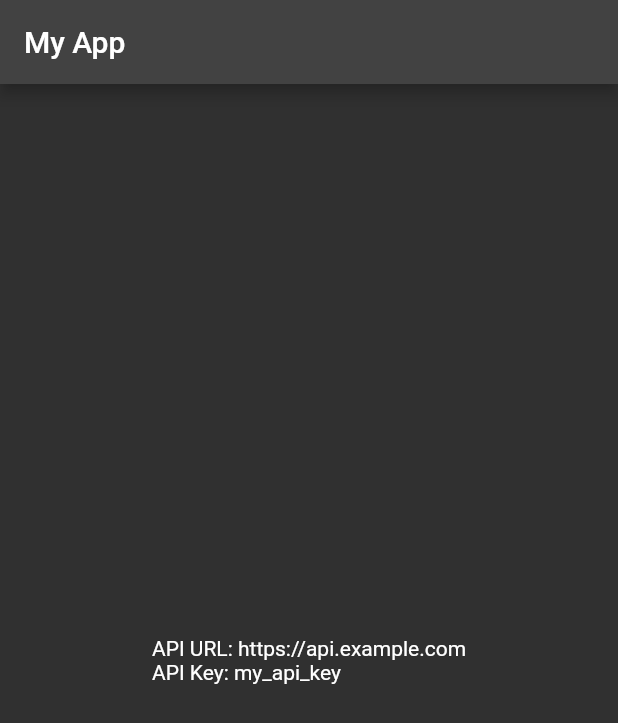
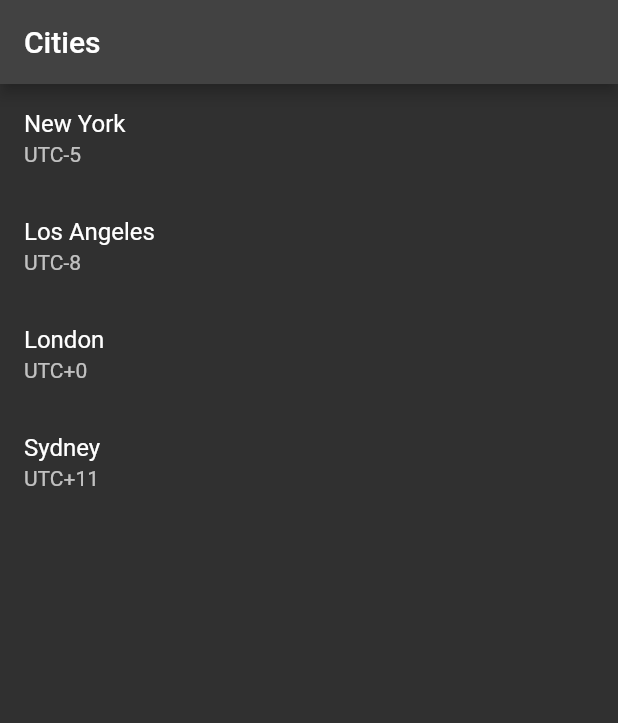
Before and after one commit to davidaodejobi/riverpod-sprint, a Flutter app: the screen it shows after launch, on a phone screen of 412 x 824 dp. Shown: the top 723 px of the screen. Run offline on Flutter 3.47's test engine with Material 2 defaults, Android fonts, the phone set to English and light mode, and no system bars; our stand-ins replace hooks_riverpod.

Commit message:
feat: :sparkles: added another example for provider

```diff
--- a/lib/main.dart
+++ b/lib/main.dart
@@ -1,7 +1,7 @@
 import 'package:flutter/material.dart';
 import 'package:hooks_riverpod/hooks_riverpod.dart';
 
-import 'practices/provider/config_provider_practice.dart';
+import 'practices/provider/cities_provider_practice.dart';
 
 void main() {
   runApp(const ProviderScope(child: Main()));
@@ -12,6 +12,6 @@ class Main extends StatelessWidget {
 
   @override
   Widget build(BuildContext context) {
-    return const ConfigProviderPractice();
+    return const CitiesProvider();
   }
 }
--- /dev/null
+++ b/lib/practices/provider/cities_provider_practice.dart
@@ -0,0 +1,53 @@
+import 'package:flutter/material.dart';
+import 'package:hooks_riverpod/hooks_riverpod.dart';
+
+class City {
+  final String name;
+  final String timezone;
+
+  City({
+    required this.name,
+    required this.timezone,
+  });
+}
+
+final citiesProvider = Provider<List<City>>(
+  (ref) => [
+    City(name: 'New York', timezone: 'UTC-5'),
+    City(name: 'Los Angeles', timezone: 'UTC-8'),
+    City(name: 'London', timezone: 'UTC+0'),
+    City(name: 'Sydney', timezone: 'UTC+11'),
+  ],
+);
+
+class CitiesProvider extends ConsumerWidget {
+  const CitiesProvider({super.key});
+
+  @override
+  Widget build(BuildContext context, WidgetRef ref) {
+    final cities = ref.watch(citiesProvider);
+
+    return MaterialApp(
+      debugShowCheckedModeBanner: false,
+      theme: ThemeData(),
+      darkTheme: ThemeData.dark(),
+      themeMode: ThemeMode.dark,
+      title: 'Cities',
+      home: Scaffold(
+        appBar: AppBar(
+          title: const Text('Cities'),
+        ),
+        body: ListView.builder(
+          itemCount: cities.length,
+          itemBuilder: (context, index) {
+            final city = cities[index];
+            return ListTile(
+              title: Text(city.name),
+              subtitle: Text(city.timezone),
+            );
+          },
+        ),
+      ),
+    );
+  }
+}
--- a/lib/practices/provider/practice.dart
+++ /dev/null
@@ -1,55 +0,0 @@
-import 'package:flutter/material.dart';
-import 'package:hooks_riverpod/hooks_riverpod.dart';
-
-final citiesProvider = Provider<List<City>>((ref) => [
-      City(name: 'New York', timezone: 'UTC-5'),
-      City(name: 'Los Angeles', timezone: 'UTC-8'),
-      City(name: 'London', timezone: 'UTC+0'),
-      City(name: 'Sydney', timezone: 'UTC+11'),
-    ]);
-
-class City {
-  final String name;
-  final String timezone;
-
-  City({required this.name, required this.timezone});
-}
-
-class MyApp extends StatelessWidget {
-  const MyApp({super.key});
-
-  @override
-  Widget build(BuildContext context) {
-    return const ProviderScope(
-      child: MaterialApp(
-        title: 'Cities App',
-        home: CitiesScreen(),
-      ),
-    );
-  }
-}
-
-class CitiesScreen extends ConsumerWidget {
-  const CitiesScreen({super.key});
-
-  @override
-  Widget build(BuildContext context, WidgetRef ref) {
-    final cities = ref.watch(citiesProvider);
-
-    return Scaffold(
-      appBar: AppBar(
-        title: const Text('Cities'),
-      ),
-      body: ListView.builder(
-        itemCount: cities.length,
-        itemBuilder: (context, index) {
-          final city = cities[index];
-          return ListTile(
-            title: Text(city.name),
-            subtitle: Text(city.timezone),
-          );
-        },
-      ),
-    );
-  }
-}
```
